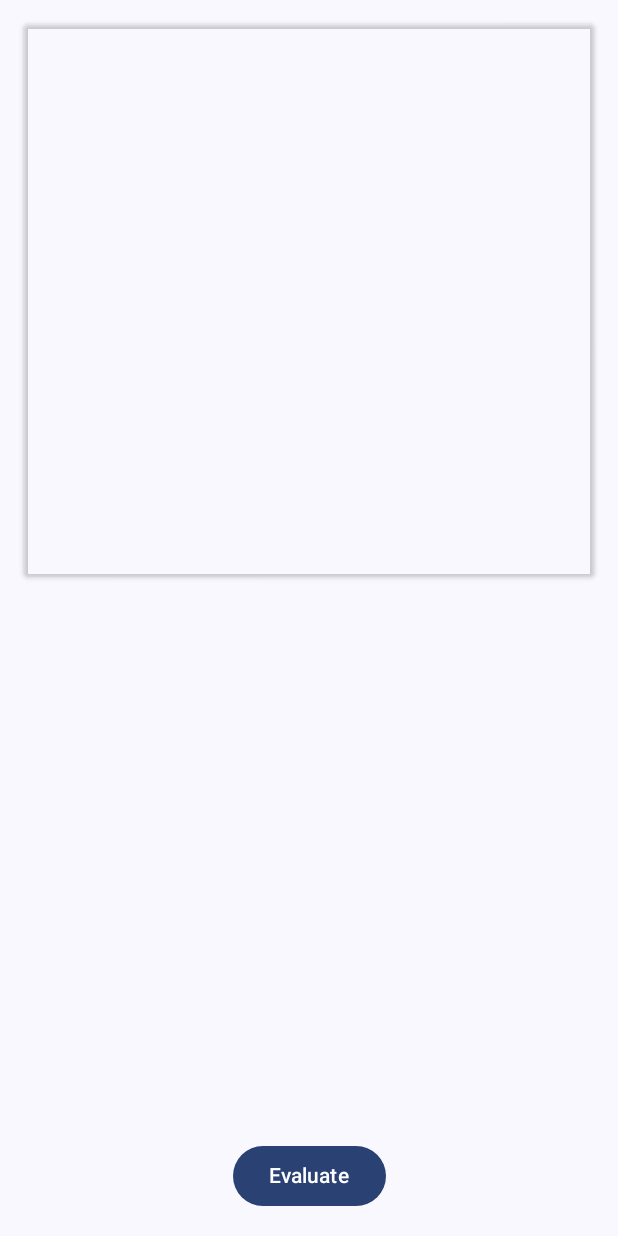
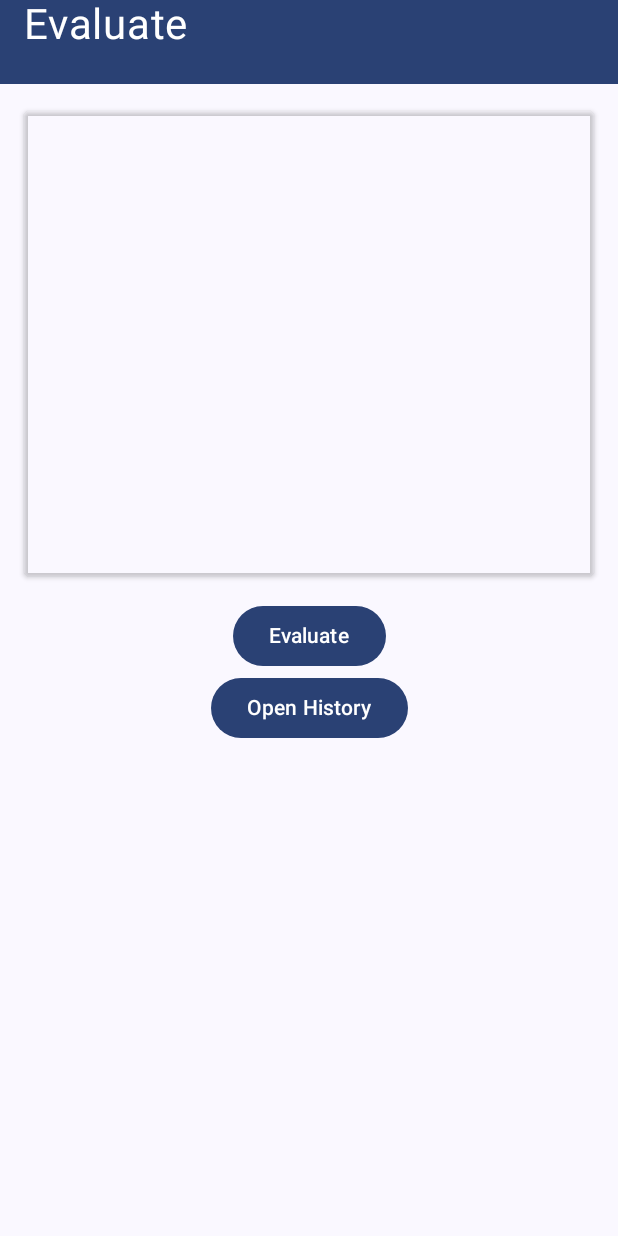
Before and after one commit to anshul3pathi/expression-evaluator-app, an Android app built with Jetpack Compose: the screen it shows after launch (MainActivity), on a phone screen of 412 x 824 dp. Run offline under Robolectric (Android 15) with nearby library versions, the phone set to English and light mode, and no system bars; our stand-ins replace Dagger/Hilt's generated code, Room's generated code.

Commit message:
Room db working. Expressions are saved in DB after evaluation is done from API.

```diff
--- a/app/src/main/java/com/example/expressionevaluator/MainActivity.kt
+++ b/app/src/main/java/com/example/expressionevaluator/MainActivity.kt
@@ -6,8 +6,14 @@ import androidx.activity.compose.setContent
 import androidx.compose.foundation.layout.fillMaxSize
 import androidx.compose.material3.MaterialTheme
 import androidx.compose.material3.Surface
+import androidx.compose.runtime.Composable
 import androidx.compose.ui.Modifier
+import androidx.navigation.compose.NavHost
+import androidx.navigation.compose.composable
+import androidx.navigation.compose.rememberNavController
+import com.example.expressionevaluator.ui.navigation.Routes
 import com.example.expressionevaluator.ui.screens.evaluation.EvaluationScreenRoute
+import com.example.expressionevaluator.ui.screens.history.HistoryScreenRoute
 import com.example.expressionevaluator.ui.theme.ExpressionEvaluatorTheme
 import dagger.hilt.android.AndroidEntryPoint
 
@@ -22,9 +28,23 @@ class MainActivity : ComponentActivity() {
                     modifier = Modifier.fillMaxSize(),
                     color = MaterialTheme.colorScheme.background
                 ) {
-                    EvaluationScreenRoute()
+                    Navigation()
                 }
             }
         }
     }
 }
+
+@Composable
+private fun Navigation() {
+    val navController = rememberNavController()
+    NavHost(navController = navController, startDestination = Routes.EVALUATION_SCREEN) {
+        composable(route = Routes.EVALUATION_SCREEN) {
+            EvaluationScreenRoute(navController = navController)
+        }
+
+        composable(route = Routes.HISTORY_SCREEN) {
+            HistoryScreenRoute(navController = navController)
+        }
+    }
+}
--- /dev/null
+++ b/app/src/main/java/com/example/expressionevaluator/core/utils/Constants.kt
@@ -0,0 +1,5 @@
+package com.example.expressionevaluator.core.utils
+
+object Constants {
+    const val DATABASE_NAME = "expression_and_evaluation_db"
+}
--- /dev/null
+++ b/app/src/main/java/com/example/expressionevaluator/data/local/EvaluationDatabase.kt
@@ -0,0 +1,15 @@
+package com.example.expressionevaluator.data.local
+
+import androidx.room.Database
+import androidx.room.RoomDatabase
+import com.example.expressionevaluator.data.local.dto.ExpressionAndEvaluationEntity
+
+@Database(
+    entities = [ExpressionAndEvaluationEntity::class],
+    version = 1,
+    exportSchema = false
+)
+abstract class EvaluationDatabase : RoomDatabase() {
+
+    abstract val dao: ExpressionsDao
+}
--- /dev/null
+++ b/app/src/main/java/com/example/expressionevaluator/data/local/ExpressionsDao.kt
@@ -0,0 +1,20 @@
+package com.example.expressionevaluator.data.local
+
+import androidx.compose.ui.unit.Constraints
+import androidx.room.Dao
+import androidx.room.Insert
+import androidx.room.OnConflictStrategy
+import androidx.room.Query
+import com.example.expressionevaluator.core.utils.Constants
+import com.example.expressionevaluator.data.local.dto.ExpressionAndEvaluationEntity
+import kotlinx.coroutines.flow.Flow
+
+@Dao
+interface ExpressionsDao {
+
+    @Insert(onConflict = OnConflictStrategy.REPLACE)
+    suspend fun insertExpressions(expressions: List<ExpressionAndEvaluationEntity>): List<Long>
+
+    @Query("SELECT * FROM ${Constants.DATABASE_NAME}")
+    fun getAllExpressions(): Flow<List<ExpressionAndEvaluationEntity>>
+}
--- a/app/src/main/java/com/example/expressionevaluator/di/AppModule.kt
+++ b/app/src/main/java/com/example/expressionevaluator/di/AppModule.kt
@@ -1,5 +1,9 @@
 package com.example.expressionevaluator.di
 
+import android.app.Application
+import androidx.room.Room
+import com.example.expressionevaluator.core.utils.Constants
+import com.example.expressionevaluator.data.local.EvaluationDatabase
 import com.example.expressionevaluator.data.remote.EvaluationApi
 import com.example.expressionevaluator.data.repository.EvaluationRepositoryImpl
 import com.example.expressionevaluator.domain.repository.EvaluationRepository
@@ -42,7 +46,17 @@ object AppModule {
 
     @Provides
     @Singleton
-    fun provideEvaluationRepository(api: EvaluationApi): EvaluationRepository {
-        return EvaluationRepositoryImpl(api)
+    fun provideCredentialDatabase(app: Application): EvaluationDatabase {
+        return Room.databaseBuilder(
+            app,
+            EvaluationDatabase::class.java,
+            Constants.DATABASE_NAME
+        ).build()
+    }
+
+    @Provides
+    @Singleton
+    fun provideEvaluationRepository(api: EvaluationApi, db: EvaluationDatabase): EvaluationRepository {
+        return EvaluationRepositoryImpl(api, db.dao)
     }
 }
--- a/app/src/main/java/com/example/expressionevaluator/domain/repository/EvaluationRepository.kt
+++ b/app/src/main/java/com/example/expressionevaluator/domain/repository/EvaluationRepository.kt
@@ -1,7 +1,10 @@
 package com.example.expressionevaluator.domain.repository
 
 import com.example.expressionevaluator.domain.models.ExpressionAndEvaluation
+import kotlinx.coroutines.flow.Flow
 
 interface EvaluationRepository {
     suspend fun evaluateExpressions(expressions: List<String>): Result<List<ExpressionAndEvaluation>>
+
+    fun getAllExpressions(): Flow<List<ExpressionAndEvaluation>>
 }
--- /dev/null
+++ b/app/src/main/java/com/example/expressionevaluator/ui/components/TopBar.kt
@@ -0,0 +1,44 @@
+package com.example.expressionevaluator.ui.components
+
+import androidx.compose.foundation.background
+import androidx.compose.foundation.layout.Row
+import androidx.compose.foundation.layout.fillMaxWidth
+import androidx.compose.foundation.layout.height
+import androidx.compose.foundation.layout.padding
+import androidx.compose.material3.MaterialTheme
+import androidx.compose.material3.Text
+import androidx.compose.runtime.Composable
+import androidx.compose.ui.Modifier
+import androidx.compose.ui.graphics.Color
+import androidx.compose.ui.unit.TextUnit
+import androidx.compose.ui.unit.dp
+import androidx.compose.ui.unit.sp
+import com.example.expressionevaluator.ui.theme.LocalSpacing
+
+@Composable
+fun ExpressionEvaluatorAppTopBar(
+    titleText: String,
+    modifier: Modifier = Modifier,
+    titleTextFontSize: TextUnit = 28.sp,
+    titleTextFontColor: Color = MaterialTheme.colorScheme.onPrimary,
+    navigationIcon: (@Composable () -> Unit)? = null
+) {
+    val spacing = LocalSpacing.current
+    Row(
+        modifier = modifier
+            .fillMaxWidth()
+            .height(56.dp)
+            .background(MaterialTheme.colorScheme.primary)
+    ) {
+        navigationIcon?.let {
+            navigationIcon()
+        }
+
+        Text(
+            text = titleText,
+            fontSize = titleTextFontSize,
+            color = titleTextFontColor,
+            modifier = Modifier.padding(horizontal = if (navigationIcon != null) 0.dp else spacing.spaceMedium)
+        )
+    }
+}
--- /dev/null
+++ b/app/src/main/java/com/example/expressionevaluator/ui/navigation/Routes.kt
@@ -0,0 +1,6 @@
+package com.example.expressionevaluator.ui.navigation
+
+object Routes {
+    const val EVALUATION_SCREEN = "evaluation_screen"
+    const val HISTORY_SCREEN = "history_screen"
+}
--- a/app/src/main/java/com/example/expressionevaluator/ui/screens/evaluation/EvaluationScreen.kt
+++ b/app/src/main/java/com/example/expressionevaluator/ui/screens/evaluation/EvaluationScreen.kt
@@ -26,11 +26,15 @@ import androidx.compose.ui.tooling.preview.Preview
 import androidx.compose.ui.unit.dp
 import androidx.compose.ui.unit.sp
 import androidx.hilt.navigation.compose.hiltViewModel
+import androidx.navigation.NavController
 import com.example.expressionevaluator.R
+import com.example.expressionevaluator.ui.components.ExpressionEvaluatorAppTopBar
+import com.example.expressionevaluator.ui.navigation.Routes
 import com.example.expressionevaluator.ui.theme.ExpressionEvaluatorTheme
 
 @Composable
 fun EvaluationScreenRoute(
+    navController: NavController,
     viewModel: EvaluationScreenViewModel = hiltViewModel(),
 ) {
     val context = LocalContext.current
@@ -57,7 +61,8 @@ fun EvaluationScreenRoute(
             EvaluationScreen(
                 expression = expression,
                 onChangeExpression = viewModel::onChangeExpression,
-                onClickEvaluateButton = viewModel::onEvaluateExpression
+                onClickEvaluateButton = viewModel::onEvaluateExpression,
+                onClickOpenHistoryButton = { navController.navigate(Routes.HISTORY_SCREEN) }
             )
         }
     }
@@ -69,10 +74,11 @@ private fun EvaluationScreen(
     expression: String,
     onChangeExpression: (String) -> Unit,
     onClickEvaluateButton: () -> Unit,
+    onClickOpenHistoryButton: () -> Unit,
     modifier: Modifier = Modifier,
 ) {
+    Box(modifier = modifier.padding(bottom = 16.dp)) {
         Column(
-        modifier = modifier.padding(bottom = 16.dp),
             verticalArrangement = Arrangement.SpaceBetween,
             horizontalAlignment = Alignment.CenterHorizontally
         ) {
@@ -83,6 +89,7 @@ private fun EvaluationScreen(
                     .fillMaxWidth()
                     .height(400.dp)
                     .padding(16.dp)
+                    .padding(top = 58.dp)
                     .shadow(
                         elevation = 2.dp,
                         shape = RoundedCornerShape(4.dp)
@@ -93,6 +100,16 @@ private fun EvaluationScreen(
             Button(onClick = onClickEvaluateButton) {
                 Text(text = stringResource(id = R.string.lbl_evaluate), fontSize = 14.sp)
             }
+
+            Button(onClick = onClickOpenHistoryButton) {
+                Text(text = stringResource(id = R.string.lbl_open_history), fontSize = 14.sp)
+            }
+        }
+
+        ExpressionEvaluatorAppTopBar(
+            titleText = stringResource(id = R.string.lbl_evaluate),
+            modifier = Modifier.align(Alignment.TopCenter)
+        )
     }
 }
 
@@ -104,7 +121,8 @@ fun EvaluationScreen_Preview() {
             EvaluationScreen(
                 expression = "a*b+c",
                 onChangeExpression = {},
-                onClickEvaluateButton = {}
+                onClickEvaluateButton = {},
+                onClickOpenHistoryButton = {}
             )
         }
     }
--- /dev/null
+++ b/app/src/main/java/com/example/expressionevaluator/ui/screens/history/HistoryScreenState.kt
@@ -0,0 +1,5 @@
+package com.example.expressionevaluator.ui.screens.history
+
+data class HistoryScreenState(
+    val expressions: List<String> = emptyList()
+)
--- /dev/null
+++ b/app/src/main/java/com/example/expressionevaluator/ui/theme/Dimensions.kt
@@ -0,0 +1,16 @@
+package com.example.expressionevaluator.ui.theme
+
+import androidx.compose.runtime.compositionLocalOf
+import androidx.compose.ui.unit.Dp
+import androidx.compose.ui.unit.dp
+
+data class Dimensions(
+    val default: Dp = 0.dp,
+    val spaceExtraSmall: Dp = 4.dp,
+    val spaceSmall: Dp = 8.dp,
+    val spaceMedium: Dp = 16.dp,
+    val spaceLarge: Dp = 32.dp,
+    val spaceExtraLarge: Dp = 64.dp
+)
+
+val LocalSpacing = compositionLocalOf { Dimensions() }
--- a/app/src/main/res/values/strings.xml
+++ b/app/src/main/res/values/strings.xml
@@ -1,4 +1,6 @@
 <resources>
     <string name="app_name">ExpressionEvaluator</string>
     <string name="lbl_evaluate">Evaluate</string>
+    <string name="lbl_history">History</string>
+    <string name="lbl_open_history">Open History</string>
 </resources>
```
Also changed, not shown: app/build.gradle (+8 -0 lines), app/src/main/java/com/example/expressionevaluator/data/local/dto/ExpressionAndEvaluationEntity.kt (added, +26 -0 lines), app/src/main/java/com/example/expressionevaluator/data/repository/EvaluationRepositoryImpl.kt (+36 -9 lines), app/src/main/java/com/example/expressionevaluator/domain/models/ExpressionAndEvaluation.kt (+14 -1 lines), app/src/main/java/com/example/expressionevaluator/ui/screens/history/HistoryScreen.kt (added, +113 -0 lines), app/src/main/java/com/example/expressionevaluator/ui/screens/history/HistoryScreenViewModel.kt (added, +31 -0 lines). Lines whose indentation alone changed are shown as unchanged.
